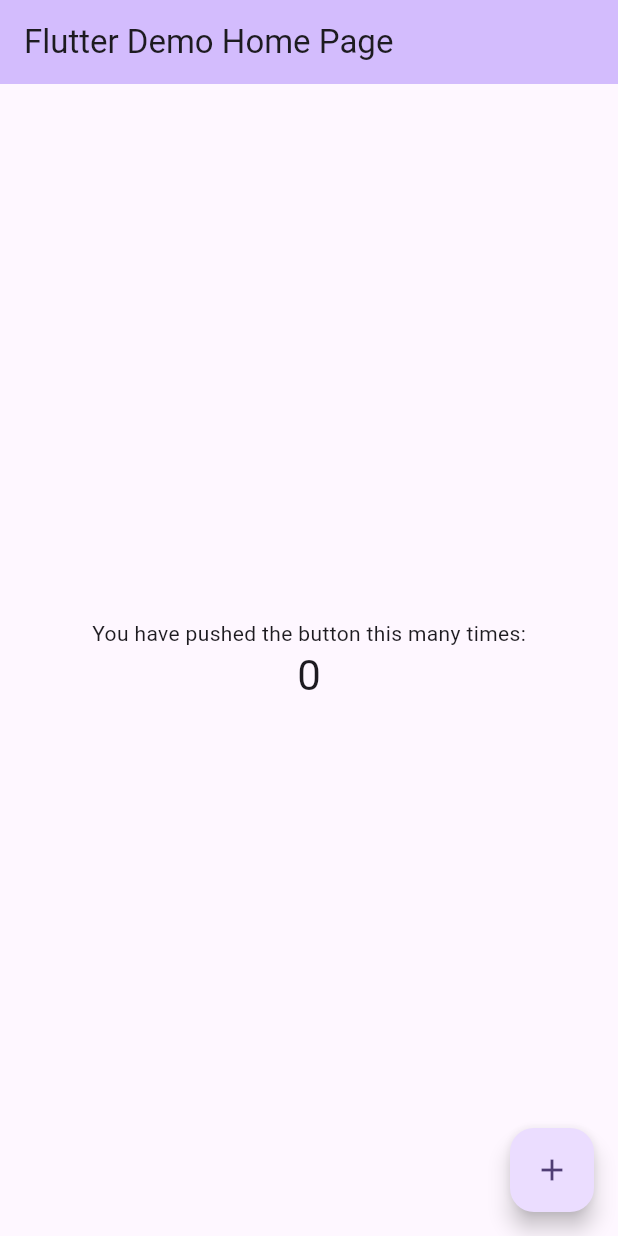
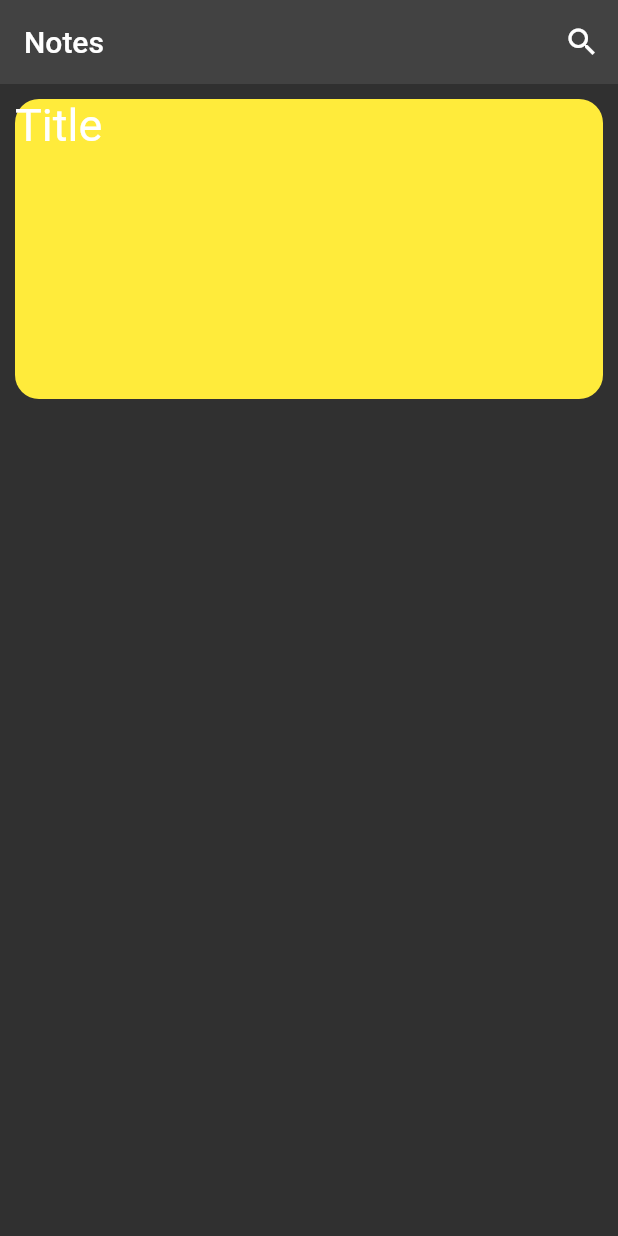
Before and after one commit to shark0a/Note_App, a Flutter app: the screen it shows after launch, on a phone screen of 412 x 824 dp. Run offline on Flutter 3.47's test engine with Material 2 defaults, Android fonts, the phone set to English and light mode, and no system bars.

Commit message:
change thems&appbar

```diff
--- a/lib/main.dart
+++ b/lib/main.dart
@@ -1,125 +1,19 @@
 import 'package:flutter/material.dart';
+import 'package:note_app/views/notes_view.dart';
 
 void main() {
-  runApp(const MyApp());
+  runApp(const NoteApp());
 }
 
-class MyApp extends StatelessWidget {
-  const MyApp({super.key});
+class NoteApp extends StatelessWidget {
+  const NoteApp({super.key});
 
-  // This widget is the root of your application.
   @override
   Widget build(BuildContext context) {
     return MaterialApp(
-      title: 'Flutter Demo',
-      theme: ThemeData(
-        // This is the theme of your application.
-        //
-        // TRY THIS: Try running your application with "flutter run". You'll see
-        // the application has a blue toolbar. Then, without quitting the app,
-        // try changing the seedColor in the colorScheme below to Colors.green
-        // and then invoke "hot reload" (save your changes or press the "hot
-        // reload" button in a Flutter-supported IDE, or press "r" if you used
-        // the command line to start the app).
-        //
-        // Notice that the counter didn't reset back to zero; the application
-        // state is not lost during the reload. To reset the state, use hot
-        // restart instead.
-        //
-        // This works for code too, not just values: Most code changes can be
-        // tested with just a hot reload.
-        colorScheme: ColorScheme.fromSeed(seedColor: Colors.deepPurple),
-        useMaterial3: true,
-      ),
-      home: const MyHomePage(title: 'Flutter Demo Home Page'),
+      debugShowCheckedModeBanner: false,
+      theme: ThemeData.dark(),
+      home: NoteView(),
     );
   }
 }
-
-class MyHomePage extends StatefulWidget {
-  const MyHomePage({super.key, required this.title});
-
-  // This widget is the home page of your application. It is stateful, meaning
-  // that it has a State object (defined below) that contains fields that affect
-  // how it looks.
-
-  // This class is the configuration for the state. It holds the values (in this
-  // case the title) provided by the parent (in this case the App widget) and
-  // used by the build method of the State. Fields in a Widget subclass are
-  // always marked "final".
-
-  final String title;
-
-  @override
-  State<MyHomePage> createState() => _MyHomePageState();
-}
-
-class _MyHomePageState extends State<MyHomePage> {
-  int _counter = 0;
-
-  void _incrementCounter() {
-    setState(() {
-      // This call to setState tells the Flutter framework that something has
-      // changed in this State, which causes it to rerun the build method below
-      // so that the display can reflect the updated values. If we changed
-      // _counter without calling setState(), then the build method would not be
-      // called again, and so nothing would appear to happen.
-      _counter++;
-    });
-  }
-
-  @override
-  Widget build(BuildContext context) {
-    // This method is rerun every time setState is called, for instance as done
-    // by the _incrementCounter method above.
-    //
-    // The Flutter framework has been optimized to make rerunning build methods
-    // fast, so that you can just rebuild anything that needs updating rather
-    // than having to individually change instances of widgets.
-    return Scaffold(
-      appBar: AppBar(
-        // TRY THIS: Try changing the color here to a specific color (to
-        // Colors.amber, perhaps?) and trigger a hot reload to see the AppBar
-        // change color while the other colors stay the same.
-        backgroundColor: Theme.of(context).colorScheme.inversePrimary,
-        // Here we take the value from the MyHomePage object that was created by
-        // the App.build method, and use it to set our appbar title.
-        title: Text(widget.title),
-      ),
-      body: Center(
-        // Center is a layout widget. It takes a single child and positions it
-        // in the middle of the parent.
-        child: Column(
-          // Column is also a layout widget. It takes a list of children and
-          // arranges them vertically. By default, it sizes itself to fit its
-          // children horizontally, and tries to be as tall as its parent.
-          //
-          // Column has various properties to control how it sizes itself and
-          // how it positions its children. Here we use mainAxisAlignment to
-          // center the children vertically; the main axis here is the vertical
-          // axis because Columns are vertical (the cross axis would be
-          // horizontal).
-          //
-          // TRY THIS: Invoke "debug painting" (choose the "Toggle Debug Paint"
-          // action in the IDE, or press "p" in the console), to see the
-          // wireframe for each widget.
-          mainAxisAlignment: MainAxisAlignment.center,
-          children: <Widget>[
-            const Text(
-              'You have pushed the button this many times:',
-            ),
-            Text(
-              '$_counter',
-              style: Theme.of(context).textTheme.headlineMedium,
-            ),
-          ],
-        ),
-      ),
-      floatingActionButton: FloatingActionButton(
-        onPressed: _incrementCounter,
-        tooltip: 'Increment',
-        child: const Icon(Icons.add),
-      ), // This trailing comma makes auto-formatting nicer for build methods.
-    );
-  }
-}
--- /dev/null
+++ b/lib/views/notes_view.dart
@@ -0,0 +1,34 @@
+import 'package:flutter/material.dart';
+
+class NoteView extends StatelessWidget {
+  const NoteView({super.key});
+
+  @override
+  Widget build(BuildContext context) {
+    return Scaffold(
+      appBar: AppBar(
+        elevation: 0,
+        actions: [IconButton(onPressed: () {}, icon: Icon(Icons.search))],
+        title: Text("Notes"),
+      ),
+      body: ListView(
+        children: [
+          Padding(
+            padding: const EdgeInsets.all(10),
+            child: Container(
+              height: 200,
+              width: 300,
+              decoration: BoxDecoration(
+                  color: Colors.yellow,
+                  borderRadius: BorderRadius.circular(16)),
+              child: Text(
+                'Title',
+                style: TextStyle(fontSize: 30),
+              ),
+            ),
+          )
+        ],
+      ),
+    );
+  }
+}
```
Also changed, not shown: 1 other file.
